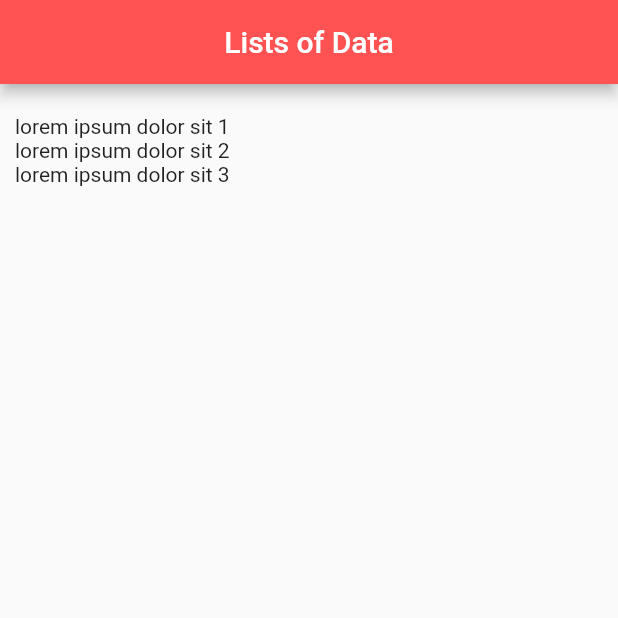
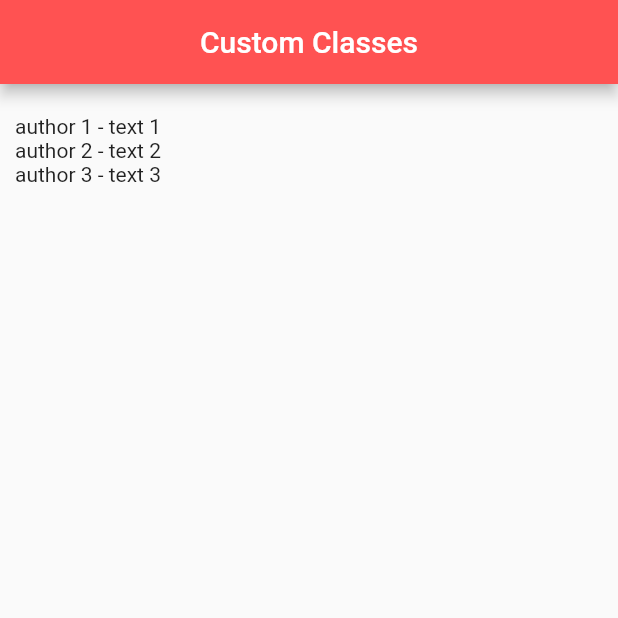
Before and after one commit to E837/First_FLutter_Repo, a Flutter app: the screen it shows after launch, on a phone screen of 412 x 824 dp, the top half of it. Run offline on Flutter 3.47's test engine with Material 2 defaults, Android fonts, the phone set to English and light mode, and no system bars.

Commit message:
session18 "custom classes (and adding named parameters to the class)"

```diff
--- /dev/null
+++ b/lib/Quote.dart
@@ -0,0 +1,11 @@
+class Quote {
+
+  String text;
+  String author;
+
+  Quote ({String text, String author}) {
+    this.text = text;
+    this.author = author;
+  }
+
+}
--- a/lib/main.dart
+++ b/lib/main.dart
@@ -1,4 +1,5 @@
 import 'dart:convert';
+import 'Quote.dart';
 
 import 'package:flutter/cupertino.dart';
 import 'package:flutter/material.dart';
@@ -15,27 +16,28 @@ class Home extends StatefulWidget {
 
 class _HomeState extends State<Home> {
 
-  List<String> sampleQuotes = [
-    'lorem ipsum dolor sit 1',
-    'lorem ipsum dolor sit 2',
-    'lorem ipsum dolor sit 3'
+  List<Quote> sampleQuotes = [
+    Quote(author:'author 1', text:'text 1'),
+    Quote(author:'author 2', text:'text 2'),
+    Quote(author:'author 3', text:'text 3'),
   ];
 
   @override
   Widget build(BuildContext context) {
     return Scaffold(
       appBar: AppBar(
-        title: Text('Lists of Data'),
+        title: Text('Custom Classes'),
         backgroundColor: Colors.redAccent,
         centerTitle: true,
       ),
       body: Padding(
         padding: EdgeInsets.symmetric(vertical: 20, horizontal: 10),
         child: Column(
-          children: sampleQuotes.map((quote) {
-            return Text(quote);
-          }).toList(),//or it can be the line below
-          // children: sampleQuotes.map((e) => Text(e)).toList(),
+          children: sampleQuotes.map((quote) => Text('${quote.author} - ${quote.text}')).toList(),
+          // --> the traditional and classic way is commented below
+          // children: sampleQuotes.map((quote) {
+          //   return Text('${quote.author}-${quote.text}');
+          // }).toList(),
         ),
       ),
     );
```
